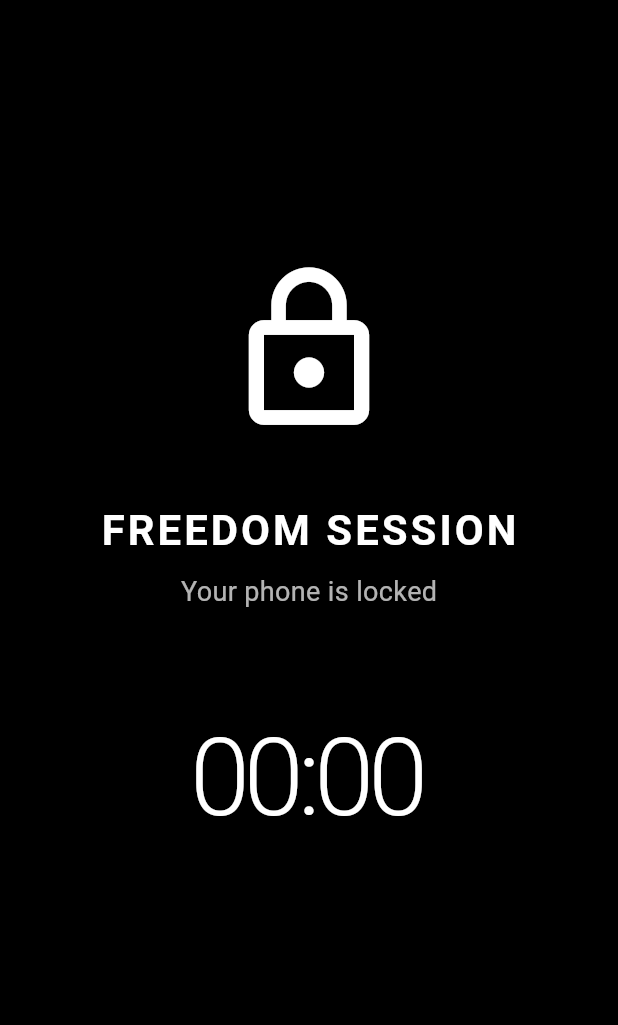
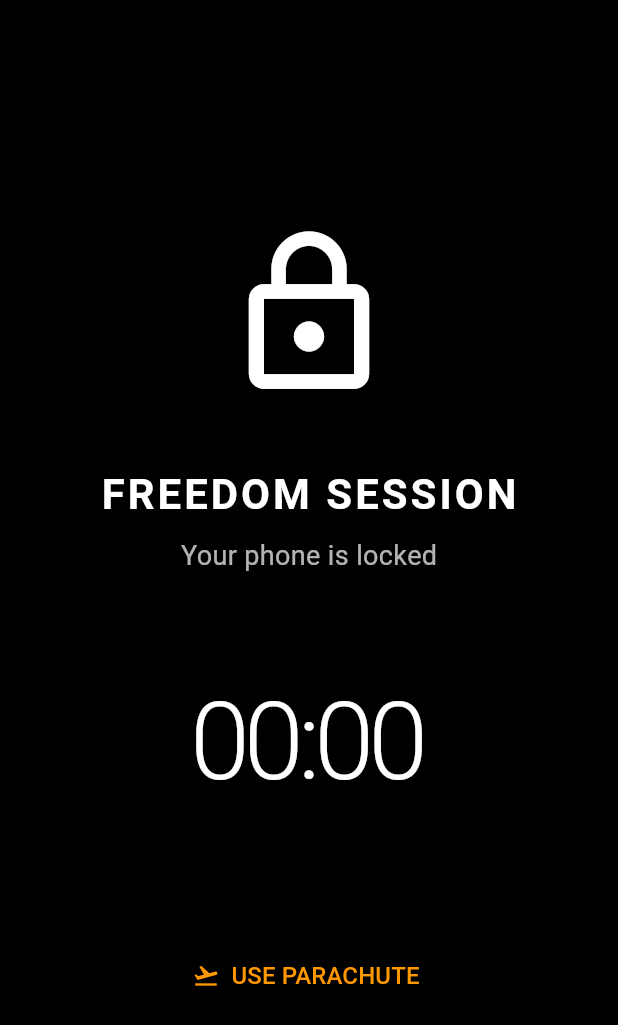
Before and after one commit to Guru-raghav3245/blockit_clone, a Flutter app: the ActiveSessionScreen screen opened directly, on a phone screen of 412 x 824 dp. Shown: the top 1025 px of the screen. Run offline on Flutter 3.47's test engine with Material 3 defaults, Android fonts, the phone set to English and light mode, and no system bars; our stand-ins replace shared_preferences, vibration; accounts and stored records are empty.

Commit message:
Refactor ActiveSessionScreen to conditionally display parachute button based on usage; update stats loading logic

```diff
--- a/lib/features/active_session/active_session_screen.dart
+++ b/lib/features/active_session/active_session_screen.dart
@@ -1,6 +1,7 @@
 import 'package:flutter/material.dart';
 import 'package:provider/provider.dart';
 import '../../providers/session_provider.dart';
+import '../../providers/stats_provider.dart';
 
 class ActiveSessionScreen extends StatelessWidget {
   const ActiveSessionScreen({super.key});
@@ -8,9 +9,12 @@ class ActiveSessionScreen extends StatelessWidget {
   @override
   Widget build(BuildContext context) {
     final sessionProvider = context.watch<SessionProvider>();
+    final statsProvider = context.watch<StatsProvider>();
 
-    return WillPopScope(
-      onWillPop: () async => false, // Prevent back button
+    final bool canUseParachute = statsProvider.parachutesUsed < 1;
+
+    return PopScope(
+      onPopInvoked: (didPop) async => false, // Prevent back button
       child: Scaffold(
         backgroundColor: Colors.black,
         body: SafeArea(
@@ -58,15 +62,16 @@ class ActiveSessionScreen extends StatelessWidget {
 
                   const SizedBox(height: 80),
 
-                  // Parachute Button (Emergency Exit)
-                  if (sessionProvider.isSessionActive)
+                  // Parachute Button - Only show if not used yet
+                  if (canUseParachute)
                     TextButton.icon(
                       onPressed: () {
                         showDialog(
                           context: context,
                           builder: (context) => AlertDialog(
                             backgroundColor: Colors.grey[900],
-                            title: const Text('Use Parachute?', style: TextStyle(color: Colors.white)),
+                            title: const Text('Use Parachute?',
+                                style: TextStyle(color: Colors.white)),
                             content: const Text(
                               'This will end your freedom session early.\n\n'
                               'You have 1 free parachute.',
@@ -81,9 +86,9 @@ class ActiveSessionScreen extends StatelessWidget {
                                 onPressed: () {
                                   sessionProvider.emergencyStop(context);
                                   Navigator.pop(context);
-                                  Navigator.pop(context); // Go back to home
                                 },
-                                child: const Text('Use Parachute', style: TextStyle(color: Colors.orange)),
+                                child: const Text('Use Parachute',
+                                    style: TextStyle(color: Colors.orange)),
                               ),
                             ],
                           ),
@@ -93,6 +98,18 @@ class ActiveSessionScreen extends StatelessWidget {
                       label: const Text(
                         'USE PARACHUTE',
                         style: TextStyle(color: Colors.orange, fontSize: 16),
+                      ),
+                    )
+                  else
+                    const Padding(
+                      padding: EdgeInsets.only(top: 20),
+                      child: Text(
+                        'You have already used your free parachute',
+                        style: TextStyle(
+                          color: Colors.orange,
+                          fontSize: 15,
+                        ),
+                        textAlign: TextAlign.center,
                       ),
                     ),
                 ],
--- a/lib/providers/stats_provider.dart
+++ b/lib/providers/stats_provider.dart
@@ -21,6 +21,6 @@ class StatsProvider extends ChangeNotifier {
 
   Future<void> addSession(FreedomSession session) async {
     await LocalStorageService.saveSession(session);
-    await loadStats();
+    await loadStats();   // This refreshes parachutesUsed
   }
 }
```
